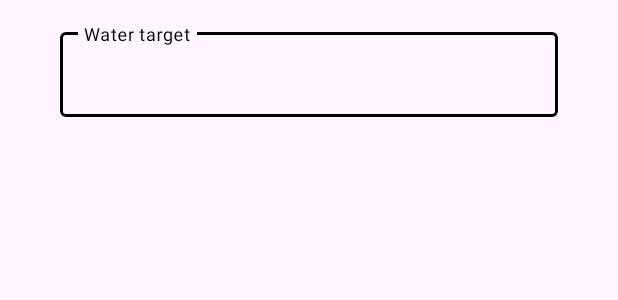
After one commit to anh-tran2106/FitQuest, an Android app: the layout layout_max_water_dialog.xml on its own in the app's theme, with its tools: preview values and no code run, on a phone screen of 412 x 824 dp. The commit adds this screen. Shown: the top 300 px of the screen. Run offline under Robolectric (Android 15) with nearby library versions, the phone set to English and light mode, and no system bars.

Commit message:
Clean up UI for waterScreen

```diff
--- a/app/src/main/java/ca/unb/mobiledev/fitquest/StepCounterActivity.kt
+++ b/app/src/main/java/ca/unb/mobiledev/fitquest/StepCounterActivity.kt
@@ -16,6 +16,7 @@ import com.github.mikephil.charting.charts.BarChart
 import com.github.mikephil.charting.data.BarData
 import com.github.mikephil.charting.data.BarDataSet
 import com.github.mikephil.charting.data.BarEntry
+import com.github.mikephil.charting.formatter.DefaultValueFormatter
 import com.github.mikephil.charting.formatter.IndexAxisValueFormatter
 import com.google.android.material.dialog.MaterialAlertDialogBuilder
 import com.google.android.material.textfield.TextInputEditText
@@ -166,6 +167,7 @@ class StepCounterActivity : AppCompatActivity() {
                     }
 
                     val barDataSet = BarDataSet(dataList,"Steps")
+                    barDataSet.valueFormatter = DefaultValueFormatter(0)
                     barDataSet.color = Color.rgb(65, 75, 178)
                     val barData = BarData(barDataSet)
 
--- a/app/src/main/res/layout/activity_step_counter.xml
+++ b/app/src/main/res/layout/activity_step_counter.xml
@@ -14,9 +14,9 @@
             android:id="@+id/stepChart_stepScreen"
             android:layout_width="match_parent"
             android:layout_height="290dp"
-            android:layout_marginStart="32dp"
+            android:layout_marginStart="25dp"
             android:layout_marginTop="20dp"
-            android:layout_marginEnd="32dp"
+            android:layout_marginEnd="25dp"
             app:layout_constraintEnd_toEndOf="parent"
             app:layout_constraintHorizontal_bias="0.5"
             app:layout_constraintStart_toStartOf="parent"
--- /dev/null
+++ b/app/src/main/res/layout/layout_max_water_dialog.xml
@@ -0,0 +1,24 @@
+<?xml version="1.0" encoding="utf-8"?>
+<RelativeLayout xmlns:android="http://schemas.android.com/apk/res/android"
+    android:layout_width="match_parent"
+    android:layout_height="match_parent"
+    xmlns:app="http://schemas.android.com/apk/res-auto"
+    android:padding="16dp">
+
+    <com.google.android.material.textfield.TextInputLayout
+        android:layout_width="match_parent"
+        android:layout_height="wrap_content"
+        android:hint="Water target"
+        android:layout_marginStart="24sp"
+        android:layout_marginEnd="24sp"
+        app:boxStrokeColor="@color/primaryTextColor"
+        app:hintTextColor="@color/primaryTextColor">
+
+        <com.google.android.material.textfield.TextInputEditText
+            android:layout_width="match_parent"
+            android:layout_height="wrap_content"
+            android:id="@+id/editText"
+            android:inputType="numberSigned"/>
+
+    </com.google.android.material.textfield.TextInputLayout>
+</RelativeLayout>
```
Also changed, not shown: app/src/main/java/ca/unb/mobiledev/fitquest/WaterIntake.kt (+4 -3 lines), app/src/main/res/layout/activity_water_intake.xml (+66 -83 lines).
